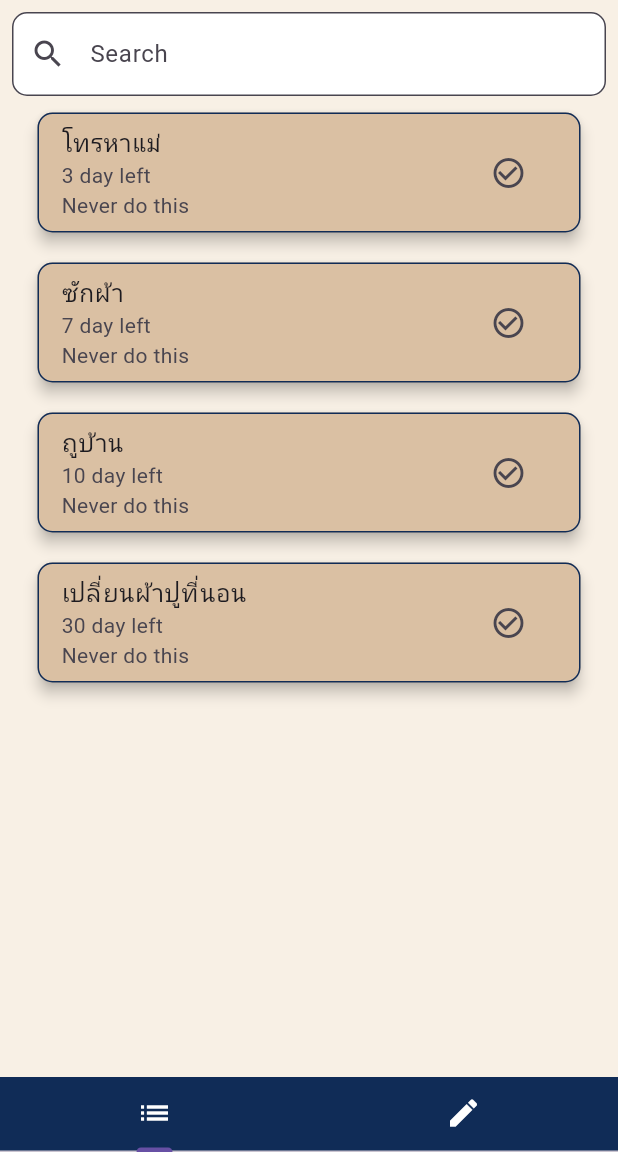
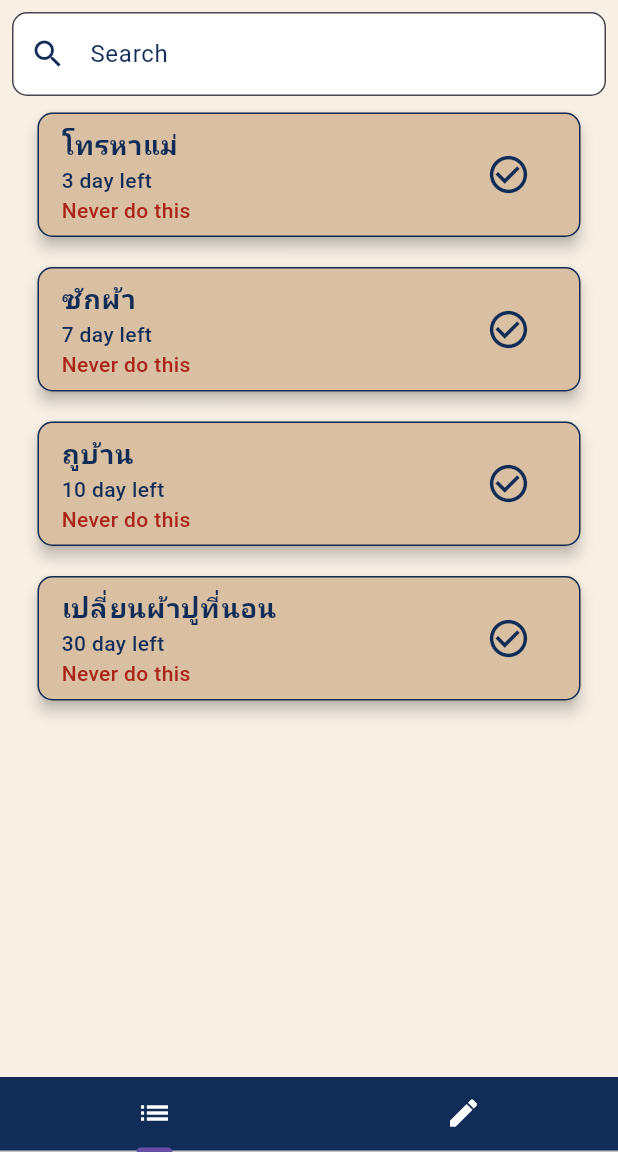
Before and after one commit to oBR1o/lasttime_app, a Flutter app: the screen it shows after launch, on a phone screen of 412 x 824 dp, the part 84-1236 px from its top. Run offline on Flutter 3.47's test engine with Material 3 defaults, Android fonts, the light colour scheme and no system bars; our stand-ins replace bloc, equatable, flutter_bloc, google_fonts.

Commit message:
Update my UI Colors

```diff
--- a/lib/widgets/home_page.dart
+++ b/lib/widgets/home_page.dart
@@ -1,4 +1,5 @@
 import 'package:flutter/material.dart';
+import 'package:google_fonts/google_fonts.dart';
 import 'package:lasttime/widgets/lasttime_page.dart';
 import 'package:lasttime/widgets/lasttime_view.dart';
 
@@ -13,9 +14,9 @@ class HomePage extends StatelessWidget {
       length: 2,
       child: Scaffold(
         appBar: AppBar(
-          title: const Text(
+          title: Text(
             'Last Time',
-            style: TextStyle(
+            style: GoogleFonts.roboto(
               color: Colors.white,
               fontSize: 23,
               fontWeight: FontWeight.bold,
--- a/lib/widgets/lasttime_search.dart
+++ b/lib/widgets/lasttime_search.dart
@@ -1,5 +1,6 @@
 import 'package:flutter/material.dart';
 import 'package:flutter_bloc/flutter_bloc.dart';
+import 'package:google_fonts/google_fonts.dart';
 import 'package:lasttime/bloc/app_bloc.dart';
 
 class LastTimeSearch extends StatefulWidget {
@@ -31,14 +32,17 @@ class _LastTimeSearchState extends State<LastTimeSearch> {
         decoration: InputDecoration(
           border: OutlineInputBorder(
             borderRadius: BorderRadius.circular(10),
+            borderSide: const BorderSide(color: Color.fromARGB(255, 16, 44, 87), width: 1),
           ),
           filled: true,
           fillColor: Colors.white,
           prefixIcon: const Icon(
             Icons.search,
+            color: Color.fromARGB(255, 16, 44, 87),
           ),
           hintText: 'Search',
-          hintStyle: const TextStyle(
+          hintStyle: GoogleFonts.roboto(
+            color: const Color.fromARGB(255, 16, 44, 87),
           ),
         ),
       ),
--- a/lib/widgets/lasttime_viewlist.dart
+++ b/lib/widgets/lasttime_viewlist.dart
@@ -1,5 +1,6 @@
 import 'package:flutter/material.dart';
 import 'package:flutter_bloc/flutter_bloc.dart';
+import 'package:google_fonts/google_fonts.dart';
 import 'package:intl/intl.dart';
 import 'package:lasttime/bloc/app_bloc.dart';
 import 'package:lasttime/widgets/confirmalaert_dialog.dart';
@@ -49,17 +50,36 @@ class LastTimeViewList extends StatelessWidget {
                               bottom: 5,
                             ),
                             child: ListTile(
-                              title: Text(items[index].name),
+                              title: Text(
+                                items[index].name,
+                                style: GoogleFonts.roboto(
+                                  color: const Color.fromARGB(255, 16, 44, 87),
+                                  fontSize: 18,
+                                  fontWeight: FontWeight.w600,
+                                ),
+                              ),
                               subtitle: Column(
                                 crossAxisAlignment: CrossAxisAlignment.start,
                                 children: [
                                   Text(
                                     '${items[index].cycleDays.toString()} day left',
+                                    style: GoogleFonts.roboto(
+                                      color:
+                                          const Color.fromARGB(255, 16, 44, 87),
+                                      fontSize: 14,
+                                      fontWeight: FontWeight.w500,
+                                    ),
                                   ),
                                   Text(
                                     items[index].lastAction != null
-                                    ? 'Last time: ${DateFormat('dd-MM-yyyy').format(items[index].lastAction!)}'
-                                    : 'Never do this',
+                                        ? 'Last time: ${DateFormat('dd/MM/yyyy').format(items[index].lastAction!)}'
+                                        : 'Never do this',
+                                    style: GoogleFonts.roboto(
+                                      color:
+                                          items[index].lastAction != null ? const Color.fromARGB(255, 12, 109, 44) : const Color.fromARGB(255, 170, 36, 26),
+                                      fontSize: 14,
+                                      fontWeight: FontWeight.w500,
+                                    ),
                                   ),
                                 ],
                               ),
@@ -74,6 +94,8 @@ class LastTimeViewList extends StatelessWidget {
                                     },
                                   );
                                 },
+                                iconSize: 30,
+                                color: const Color.fromARGB(255, 16, 44, 87),
                               ),
                             ),
                           ),
--- a/pubspec.yaml
+++ b/pubspec.yaml
@@ -12,6 +12,7 @@ dependencies:
   flutter:
     sdk: flutter
   flutter_bloc: ^8.1.6
+  google_fonts: ^6.2.1
   intl: ^0.19.0
 
 dev_dependencies:
```
Also changed, not shown: lib/bloc/lasttime_bloc.dart (+9 -9 lines), lib/widgets/lasttime_list.dart (+16 -1 lines), pubspec.lock, 1 other file.
